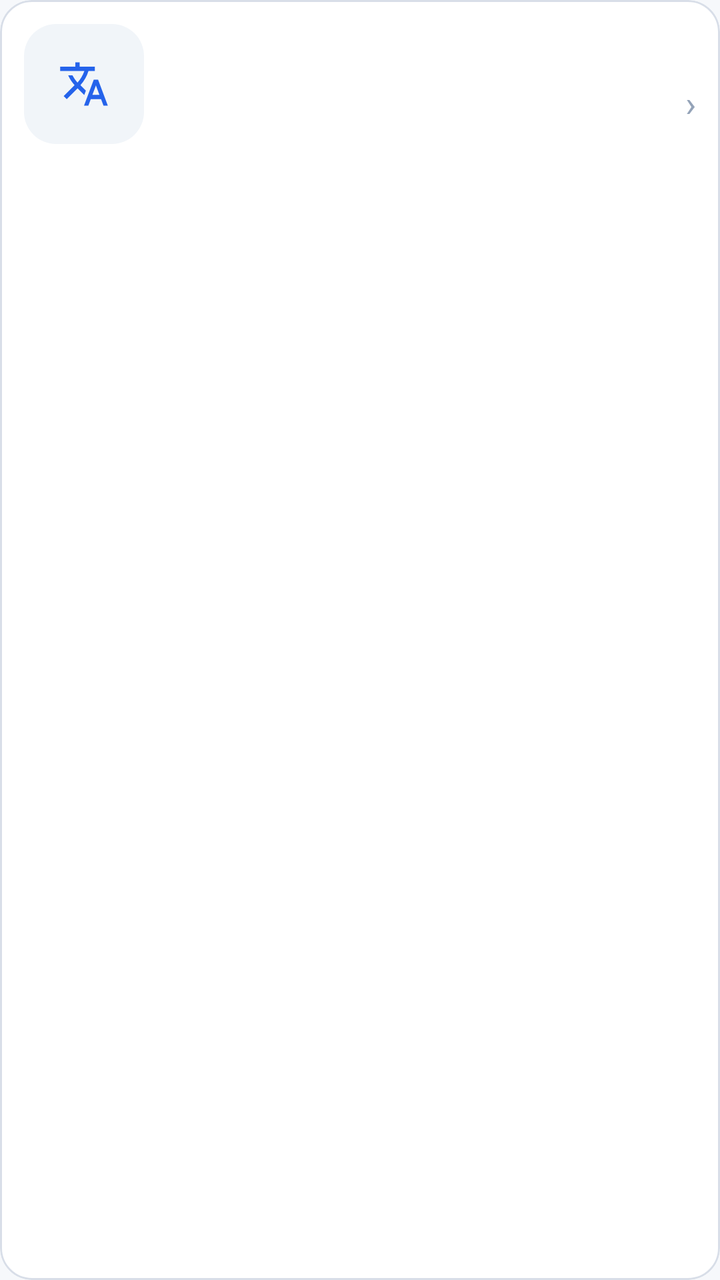
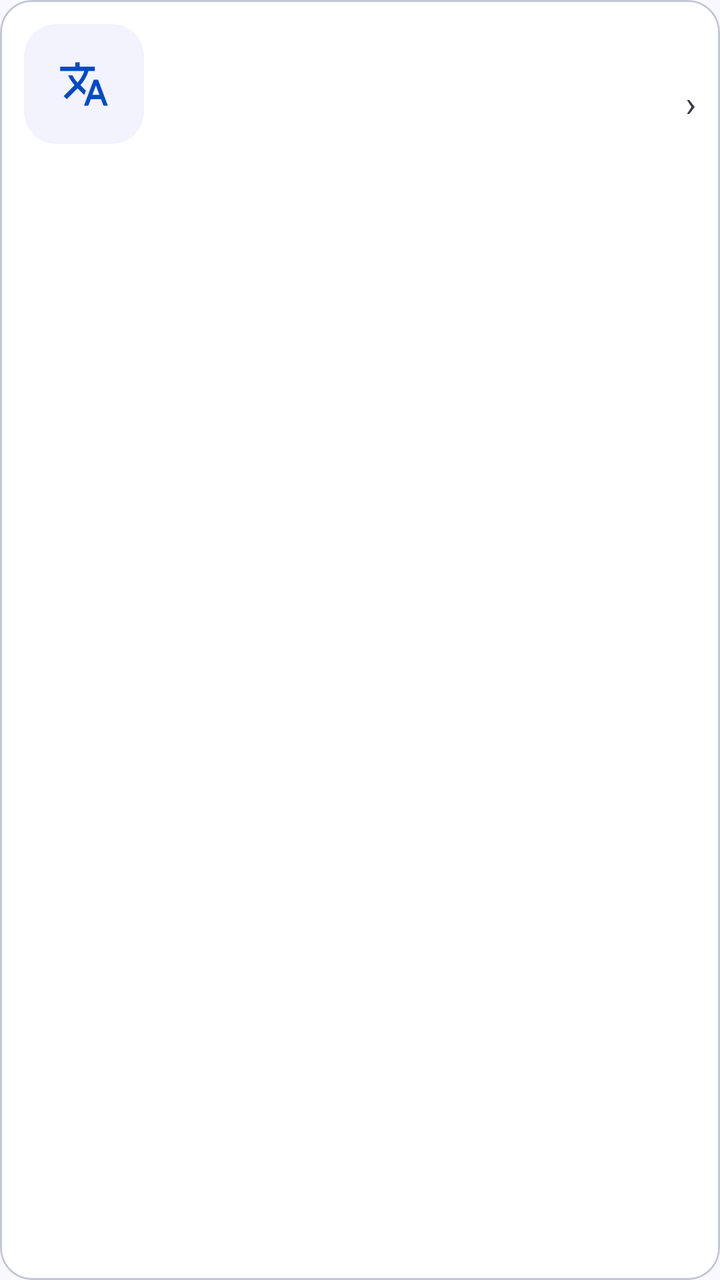

Compare the two renders of this Android layout. The source of the first and the diff that turns it into the second are given below.
<!-- AndroidManifest.xml: application theme Theme.ObjectLanguage -->
<!-- res/layout/item_dictionary_history.xml -->
<?xml version="1.0" encoding="utf-8"?>
<com.google.android.material.card.MaterialCardView xmlns:android="http://schemas.android.com/apk/res/android"
    xmlns:app="http://schemas.android.com/apk/res-auto"
    android:layout_width="match_parent"
    android:layout_height="wrap_content"
    android:layout_marginBottom="8dp"
    android:clickable="true"
    android:focusable="true"
    app:cardBackgroundColor="@color/surface"
    app:cardCornerRadius="16dp"
    app:cardElevation="0dp"
    app:rippleColor="@color/primary_light"
    app:strokeColor="@color/divider"
    app:strokeWidth="1dp">

    <LinearLayout
        android:layout_width="match_parent"
        android:layout_height="wrap_content"
        android:gravity="center_vertical"
        android:orientation="horizontal"
        android:padding="12dp">

        
        <FrameLayout
            android:layout_width="60dp"
            android:layout_height="60dp"
            android:background="@drawable/bg_soft_panel"
            android:layout_marginEnd="12dp">

            <ImageView
                android:id="@+id/ivObjectImage"
                android:layout_width="match_parent"
                android:layout_height="match_parent"
                android:scaleType="centerCrop"
                android:visibility="gone" />

            <ImageView
                android:id="@+id/ivPlaceholder"
                android:layout_width="26dp"
                android:layout_height="26dp"
                android:layout_gravity="center"
                android:src="@drawable/ic_dictionary"
                app:tint="@color/primary" />
        </FrameLayout>

        
        <LinearLayout
            android:layout_width="0dp"
            android:layout_height="wrap_content"
            android:layout_weight="1"
            android:orientation="vertical">

            <TextView
                android:id="@+id/tvWord"
                android:layout_width="match_parent"
                android:layout_height="wrap_content"
                android:ellipsize="end"
                android:maxLines="1"
                android:textColor="@color/text_primary"
                android:textSize="17sp"
                android:textStyle="bold" />

            <TextView
                android:id="@+id/tvPhonetic"
                android:layout_width="wrap_content"
                android:layout_height="wrap_content"
                android:layout_marginTop="1dp"
                android:textColor="@color/primary"
                android:textSize="13sp"
                android:textStyle="italic"
                android:visibility="gone" />

            <TextView
                android:id="@+id/tvTranslation"
                android:layout_width="match_parent"
                android:layout_height="wrap_content"
                android:layout_marginTop="3dp"
                android:ellipsize="end"
                android:maxLines="2"
                android:textColor="@color/text_secondary"
                android:textSize="13sp" />
        </LinearLayout>

        
        <LinearLayout
            android:layout_width="wrap_content"
            android:layout_height="match_parent"
            android:gravity="end|center_vertical"
            android:orientation="vertical"
            android:paddingStart="8dp">

            <TextView
                android:id="@+id/tvTime"
                android:layout_width="wrap_content"
                android:layout_height="wrap_content"
                android:textColor="@color/text_muted"
                android:textSize="11sp" />

            <TextView
                android:layout_width="wrap_content"
                android:layout_height="wrap_content"
                android:layout_marginTop="4dp"
                android:layout_gravity="end"
                android:text="›"
                android:textColor="@color/text_muted"
                android:textSize="18sp" />
        </LinearLayout>
    </LinearLayout>
</com.google.android.material.card.MaterialCardView>
<!-- resources referenced by this layout -->
<resources>
  <color name="divider">#D8DEE8</color>
  <color name="primary">#2563EB</color>
  <color name="primary_light">#DBEAFE</color>
  <color name="surface">#FFFFFF</color>
  <color name="text_muted">#94A3B8</color>
  <color name="text_primary">#111827</color>
  <color name="text_secondary">#5B6472</color>
  <!-- drawable bg_soft_panel (drawable) -->
  <?xml version="1.0" encoding="utf-8"?>
  <shape xmlns:android="http://schemas.android.com/apk/res/android"
      android:shape="rectangle">
      <solid android:color="@color/surface_soft" />
      <corners android:radius="16dp" />
  </shape>
  <style name="Theme.ObjectLanguage" parent="Theme.Material3.Light.NoActionBar">
          <item name="colorPrimary">@color/primary</item>
          <item name="colorPrimaryVariant">@color/primary_dark</item>
          <item name="colorOnPrimary">@color/text_on_primary</item>
          <item name="colorSecondary">@color/secondary</item>
          <item name="colorOnSecondary">@color/text_on_primary</item>
          <item name="android:colorBackground">@color/background</item>
          <item name="android:windowBackground">@color/background</item>
          <item name="colorSurface">@color/surface</item>
          <item name="android:statusBarColor">@color/background</item>
          <item name="android:windowLightStatusBar">true</item>
          <item name="android:navigationBarColor">@color/surface</item>
          <item name="android:windowLightNavigationBar" tools:targetApi="o_mr1">true</item>
          
          <item name="cardViewStyle">@style/Widget.App.CardView</item>
          <item name="bottomNavigationStyle">@style/Widget.App.BottomNav</item>
      </style>
  <color name="surface_soft">#F1F5F9</color>
  <color name="primary_dark">#1E40AF</color>
  <color name="text_on_primary">#FFFFFF</color>
  <color name="secondary">#16A34A</color>
  <color name="background">#F6F8FB</color>
  <style name="Widget.App.CardView" parent="Widget.Material3.CardView.Elevated">
          <item name="cardBackgroundColor">@color/surface</item>
          <item name="cardCornerRadius">14dp</item>
          <item name="cardElevation">0dp</item>
          <item name="strokeWidth">0dp</item>
      </style>
  <style name="Widget.App.BottomNav" parent="Widget.Material3.BottomNavigationView">
          <item name="backgroundTint">@color/bottom_nav_bg</item>
          <item name="itemIconTint">@color/bottom_nav_color</item>
          <item name="itemTextColor">@color/bottom_nav_color</item>
          <item name="itemActiveIndicatorStyle">@style/Widget.App.BottomNav.ActiveIndicator</item>
          <item name="labelVisibilityMode">labeled</item>
          <item name="itemRippleColor">@color/primary_light</item>
      </style>
  <color name="bottom_nav_bg">#FFFFFF</color>
  <style name="Widget.App.BottomNav.ActiveIndicator" parent="Widget.Material3.BottomNavigationView.ActiveIndicator">
          <item name="android:color">@color/surface_variant</item>
          <item name="shapeAppearance">@style/ShapeAppearance.App.SmallComponent</item>
      </style>
  <color name="surface_variant">#EAF0F7</color>
  <style name="ShapeAppearance.App.SmallComponent" parent="ShapeAppearance.Material3.SmallComponent">
          <item name="cornerSize">14dp</item>
      </style>
  <!-- unchanged entries left out for length: 1 -->
</resources>

<!-- the commit's change to res/layout/item_dictionary_history.xml (unified diff, before → after) -->
@@ -77,8 +77,7 @@
                 android:layout_marginTop="3dp"
                 android:ellipsize="end"
                 android:maxLines="2"
-                android:textColor="@color/text_secondary"
-                android:textSize="13sp" />
+                android:textAppearance="@style/TextAppearance.App.BodySmall" />
         </LinearLayout>
 
         
@@ -93,8 +92,7 @@
                 android:id="@+id/tvTime"
                 android:layout_width="wrap_content"
                 android:layout_height="wrap_content"
-                android:textColor="@color/text_muted"
-                android:textSize="11sp" />
+                android:textAppearance="@style/TextAppearance.App.Caption" />
 
             <TextView
                 android:layout_width="wrap_content"
<!-- resource entries referenced after the edit -->
@@ -1,24 +1,38 @@
 <!-- resources referenced by this layout -->
 <resources>
-  <color name="divider">#D8DEE8</color>
-  <color name="primary">#2563EB</color>
-  <color name="primary_light">#DBEAFE</color>
+  <color name="divider">#C3C6D7</color>
+  <color name="primary">#004AC6</color>
+  <color name="primary_light">#DBE1FF</color>
   <color name="surface">#FFFFFF</color>
-  <color name="text_muted">#94A3B8</color>
-  <color name="text_primary">#111827</color>
-  <color name="text_secondary">#5B6472</color>
+  <color name="text_muted">#3A3C4E</color>
+  <color name="text_primary">#191B23</color>
+  <color name="text_secondary">#22242F</color>
   <!-- drawable bg_soft_panel (drawable) -->
   <?xml version="1.0" encoding="utf-8"?>
   <shape xmlns:android="http://schemas.android.com/apk/res/android"
       android:shape="rectangle">
-      <solid android:color="@color/surface_soft" />
+      <solid android:color="@color/surface_glass" />
       <corners android:radius="16dp" />
   </shape>
+  <style name="TextAppearance.App.BodySmall" parent="TextAppearance.Material3.BodySmall">
+          <item name="android:textColor">@color/text_secondary</item>
+          <item name="android:textSize">12sp</item>
+          <item name="android:lineHeight">16sp</item>
+      </style>
+  <style name="TextAppearance.App.Caption" parent="TextAppearance.Material3.LabelSmall">
+          <item name="android:textColor">@color/text_muted</item>
+          <item name="android:textSize">11sp</item>
+          <item name="android:lineHeight">14sp</item>
+          <item name="android:letterSpacing">0.03</item>
+      </style>
   <style name="Theme.ObjectLanguage" parent="Theme.Material3.Light.NoActionBar">
+          
           <item name="colorPrimary">@color/primary</item>
           <item name="colorPrimaryVariant">@color/primary_dark</item>
           <item name="colorOnPrimary">@color/text_on_primary</item>
+          
           <item name="colorSecondary">@color/secondary</item>
+          <item name="colorTertiary">@color/violet</item>
           <item name="colorOnSecondary">@color/text_on_primary</item>
           <item name="android:colorBackground">@color/background</item>
           <item name="android:windowBackground">@color/background</item>
@@ -27,15 +41,16 @@
           <item name="android:windowLightStatusBar">true</item>
           <item name="android:navigationBarColor">@color/surface</item>
           <item name="android:windowLightNavigationBar" tools:targetApi="o_mr1">true</item>
-          
+  
           <item name="cardViewStyle">@style/Widget.App.CardView</item>
           <item name="bottomNavigationStyle">@style/Widget.App.BottomNav</item>
       </style>
-  <color name="surface_soft">#F1F5F9</color>
-  <color name="primary_dark">#1E40AF</color>
+  <color name="surface_glass">#F3F3FE</color>
+  <color name="primary_dark">#003EA8</color>
   <color name="text_on_primary">#FFFFFF</color>
-  <color name="secondary">#16A34A</color>
-  <color name="background">#F6F8FB</color>
+  <color name="secondary">#FD933D</color>
+  <color name="violet">#7C3AED</color>
+  <color name="background">#FAF8FF</color>
   <style name="Widget.App.CardView" parent="Widget.Material3.CardView.Elevated">
           <item name="cardBackgroundColor">@color/surface</item>
           <item name="cardCornerRadius">14dp</item>
@@ -55,7 +70,7 @@
           <item name="android:color">@color/surface_variant</item>
           <item name="shapeAppearance">@style/ShapeAppearance.App.SmallComponent</item>
       </style>
-  <color name="surface_variant">#EAF0F7</color>
+  <color name="surface_variant">#E1E2ED</color>
   <style name="ShapeAppearance.App.SmallComponent" parent="ShapeAppearance.Material3.SmallComponent">
           <item name="cornerSize">14dp</item>
       </style>
